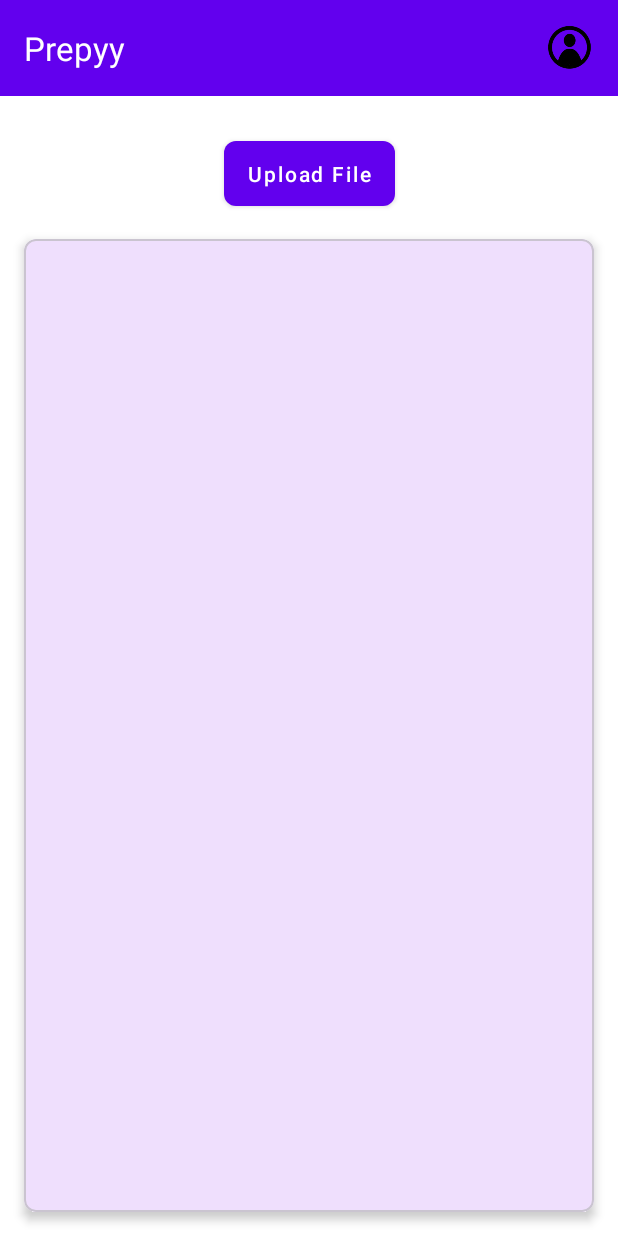
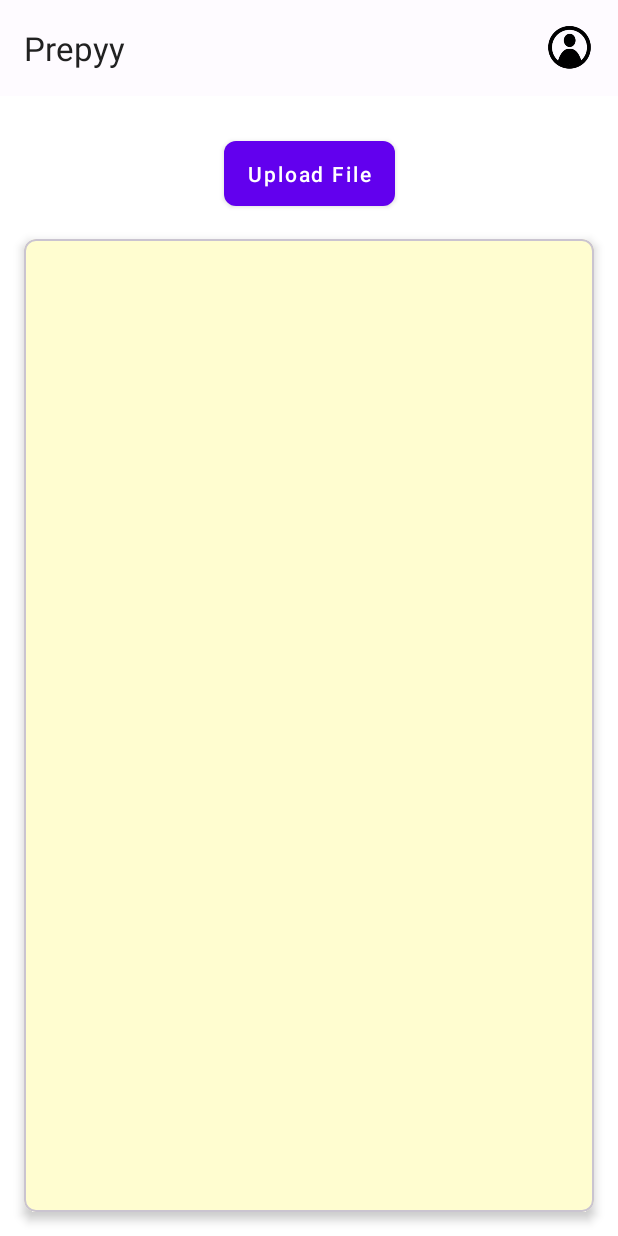
Before and after one commit to TanishMoral11/Prepyy, an Android app built with Jetpack Compose: the screen it shows after launch (MainActivity), on a phone screen of 412 x 824 dp. Run offline under Robolectric (Android 15) with nearby library versions, the phone set to English and light mode, and no system bars; libraries missing offline, so code that uses them is left out: com.google.ai.client, com.itextpdf.kernel.

Commit message:
Improve Main UI

```diff
--- a/app/src/main/java/com/example/prepyy/MainActivity.kt
+++ b/app/src/main/java/com/example/prepyy/MainActivity.kt
@@ -223,7 +223,7 @@ class MainActivity : AppCompatActivity() {
                 val response = geminiModel.generateContent(maincontent)
                 if (response.text != null) {
                     explanationTextView.text = response.text.toString()
-                    explanationTextView.setTextColor(android.graphics.Color.WHITE)
+                    explanationTextView.setTextColor(android.graphics.Color.BLACK)
                     takeQuizButton.visibility = View.VISIBLE
                     pdfContent = input.toString()
                 } else {
--- a/app/src/main/res/layout/activity_main.xml
+++ b/app/src/main/res/layout/activity_main.xml
@@ -6,7 +6,8 @@
     android:id="@+id/main"
     android:layout_width="match_parent"
     android:layout_height="match_parent"
-    tools:context=".MainActivity">
+    tools:context=".MainActivity"
+    android:background="@color/background">
 
     <com.google.android.material.appbar.AppBarLayout
         android:id="@+id/appBarLayout"
@@ -18,9 +19,9 @@
             android:id="@+id/toolbar"
             android:layout_width="match_parent"
             android:layout_height="?attr/actionBarSize"
-            android:background="?attr/colorPrimary"
             app:title="Prepyy"
-            app:titleTextColor="@android:color/white">
+            android:background="#80FFFFFF"
+            app:titleTextColor="@color/text_primary">
 
             <ImageView
                 android:id="@+id/profileIcon"
@@ -69,14 +70,17 @@
         app:layout_constraintTop_toBottomOf="@id/uploadAnimation"
         app:layout_constraintBottom_toTopOf="@id/takeQuizButton"
         app:layout_constraintStart_toStartOf="parent"
-        app:layout_constraintEnd_toEndOf="parent">
+        app:layout_constraintEnd_toEndOf="parent"
+        app:cardBackgroundColor="@color/creamy">
 
         <TextView
             android:id="@+id/explanationTextView"
             style="@style/AppTextView"
             android:layout_width="match_parent"
             android:layout_height="match_parent"
-            android:scrollbars="vertical" />
+            android:scrollbars="vertical"
+            android:textSize="20sp"
+            android:textColor="@color/text_primary"/>
 
     </com.google.android.material.card.MaterialCardView>
 
--- a/app/src/main/res/values/colors.xml
+++ b/app/src/main/res/values/colors.xml
@@ -7,4 +7,6 @@
     <color name="text_primary">#212121</color>
     <color name="text_secondary">#757575</color>
     <color name="divider">#BDBDBD</color>
+    <color name="creamy">#FFFDD0</color>
+
 </resources>
```
